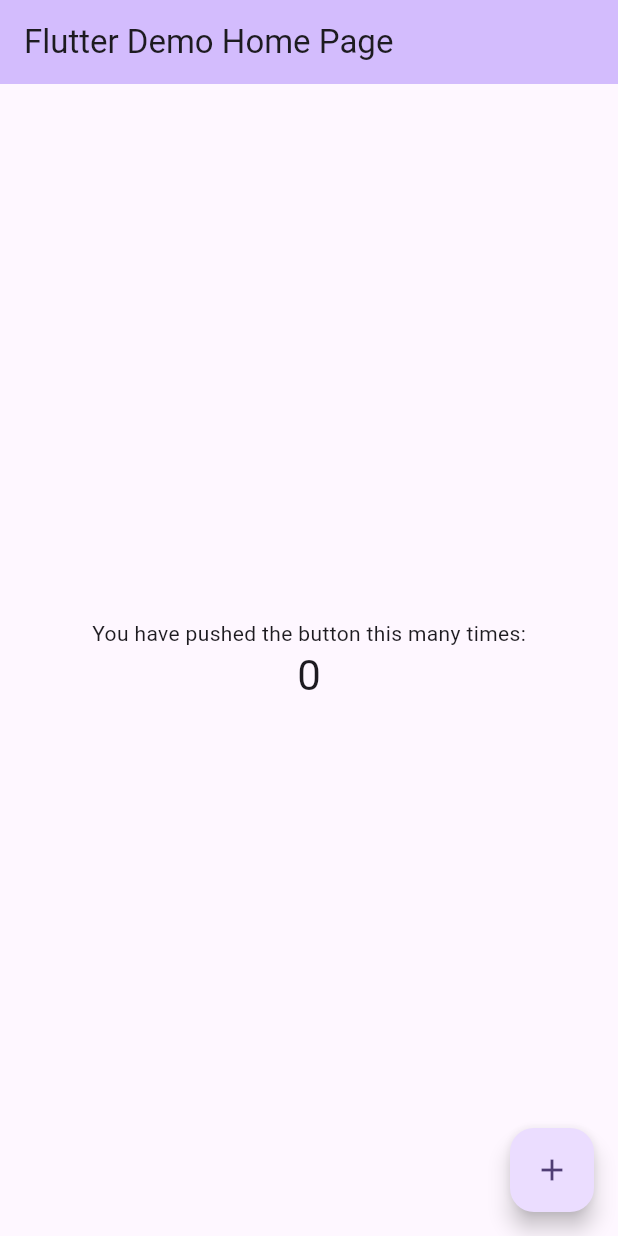
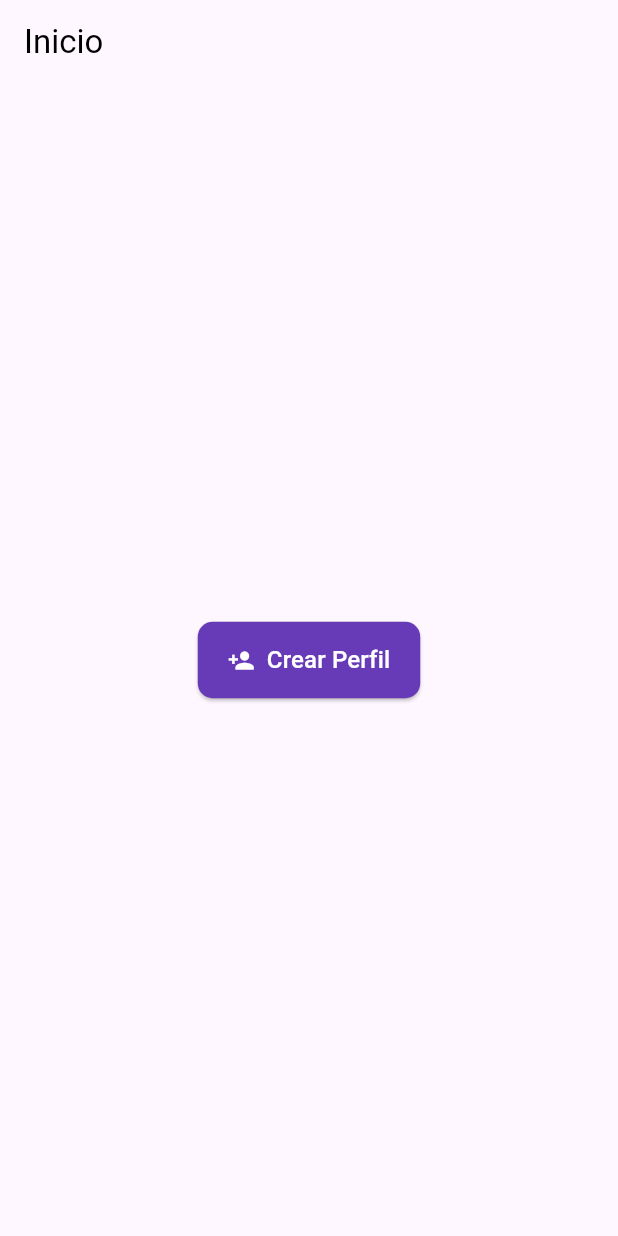
Before and after one commit to PaolaMtzCarrera/user_app, a Flutter app: the screen it shows after launch, on a phone screen of 412 x 824 dp. Run offline on Flutter 3.47's test engine with Material 3 defaults, Android fonts, the phone set to English and light mode, and no system bars.

Commit message:
Creación de Pantalla de inicio, creación de perfil y perfil

```diff
--- a/lib/main.dart
+++ b/lib/main.dart
@@ -1,4 +1,7 @@
 import 'package:flutter/material.dart';
+import 'package:user_app/presentation/screens/home/create_profile_view/create_profile_view.dart';
+import 'package:user_app/presentation/screens/home/home_view/home_view.dart';
+import 'package:user_app/presentation/screens/home/profile_view/profile_view.dart';
 
 void main() {
   runApp(const MyApp());
@@ -7,119 +10,18 @@ void main() {
 class MyApp extends StatelessWidget {
   const MyApp({super.key});
 
-  // This widget is the root of your application.
   @override
   Widget build(BuildContext context) {
     return MaterialApp(
-      title: 'Flutter Demo',
-      theme: ThemeData(
-        // This is the theme of your application.
-        //
-        // TRY THIS: Try running your application with "flutter run". You'll see
-        // the application has a purple toolbar. Then, without quitting the app,
-        // try changing the seedColor in the colorScheme below to Colors.green
-        // and then invoke "hot reload" (save your changes or press the "hot
-        // reload" button in a Flutter-supported IDE, or press "r" if you used
-        // the command line to start the app).
-        //
-        // Notice that the counter didn't reset back to zero; the application
-        // state is not lost during the reload. To reset the state, use hot
-        // restart instead.
-        //
-        // This works for code too, not just values: Most code changes can be
-        // tested with just a hot reload.
-        colorScheme: ColorScheme.fromSeed(seedColor: Colors.deepPurple),
-        useMaterial3: true,
-      ),
-      home: const MyHomePage(title: 'Flutter Demo Home Page'),
+      debugShowCheckedModeBanner: false,
+      title: 'User App',
+      initialRoute: '/',
+      routes: {
+        // ignore: prefer_const_constructors
+        '/': (context) => HomeScreen(),
+        '/createProfile': (context) => const CreateProfileScreen(),
+        '/profile': (context) => const ProfileScreen(),
+      },
     );
   }
 }
-
-class MyHomePage extends StatefulWidget {
-  const MyHomePage({super.key, required this.title});
-
-  // This widget is the home page of your application. It is stateful, meaning
-  // that it has a State object (defined below) that contains fields that affect
-  // how it looks.
-
-  // This class is the configuration for the state. It holds the values (in this
-  // case the title) provided by the parent (in this case the App widget) and
-  // used by the build method of the State. Fields in a Widget subclass are
-  // always marked "final".
-
-  final String title;
-
-  @override
-  State<MyHomePage> createState() => _MyHomePageState();
-}
-
-class _MyHomePageState extends State<MyHomePage> {
-  int _counter = 0;
-
-  void _incrementCounter() {
-    setState(() {
-      // This call to setState tells the Flutter framework that something has
-      // changed in this State, which causes it to rerun the build method below
-      // so that the display can reflect the updated values. If we changed
-      // _counter without calling setState(), then the build method would not be
-      // called again, and so nothing would appear to happen.
-      _counter++;
-    });
-  }
-
-  @override
-  Widget build(BuildContext context) {
-    // This method is rerun every time setState is called, for instance as done
-    // by the _incrementCounter method above.
-    //
-    // The Flutter framework has been optimized to make rerunning build methods
-    // fast, so that you can just rebuild anything that needs updating rather
-    // than having to individually change instances of widgets.
-    return Scaffold(
-      appBar: AppBar(
-        // TRY THIS: Try changing the color here to a specific color (to
-        // Colors.amber, perhaps?) and trigger a hot reload to see the AppBar
-        // change color while the other colors stay the same.
-        backgroundColor: Theme.of(context).colorScheme.inversePrimary,
-        // Here we take the value from the MyHomePage object that was created by
-        // the App.build method, and use it to set our appbar title.
-        title: Text(widget.title),
-      ),
-      body: Center(
-        // Center is a layout widget. It takes a single child and positions it
-        // in the middle of the parent.
-        child: Column(
-          // Column is also a layout widget. It takes a list of children and
-          // arranges them vertically. By default, it sizes itself to fit its
-          // children horizontally, and tries to be as tall as its parent.
-          //
-          // Column has various properties to control how it sizes itself and
-          // how it positions its children. Here we use mainAxisAlignment to
-          // center the children vertically; the main axis here is the vertical
-          // axis because Columns are vertical (the cross axis would be
-          // horizontal).
-          //
-          // TRY THIS: Invoke "debug painting" (choose the "Toggle Debug Paint"
-          // action in the IDE, or press "p" in the console), to see the
-          // wireframe for each widget.
-          mainAxisAlignment: MainAxisAlignment.center,
-          children: <Widget>[
-            const Text(
-              'You have pushed the button this many times:',
-            ),
-            Text(
-              '$_counter',
-              style: Theme.of(context).textTheme.headlineMedium,
-            ),
-          ],
-        ),
-      ),
-      floatingActionButton: FloatingActionButton(
-        onPressed: _incrementCounter,
-        tooltip: 'Increment',
-        child: const Icon(Icons.add),
-      ), // This trailing comma makes auto-formatting nicer for build methods.
-    );
-  }
-}
--- /dev/null
+++ b/lib/presentation/screens/home/home_view/home_view.dart
@@ -0,0 +1,35 @@
+import 'package:flutter/material.dart';
+
+class HomeScreen extends StatelessWidget {
+  const HomeScreen({super.key});
+
+  @override
+  Widget build(BuildContext context) {
+    return Scaffold(
+      appBar: AppBar(
+        title: const Text('Inicio'),
+        foregroundColor: Colors.black,
+        elevation: 0,
+      ),
+      body: Center(
+        child: ElevatedButton.icon(
+          style: ElevatedButton.styleFrom(
+            backgroundColor: Colors.deepPurple,
+            padding: const EdgeInsets.symmetric(vertical: 14, horizontal: 20),
+            shape: RoundedRectangleBorder(
+              borderRadius: BorderRadius.circular(10),
+            ),
+          ),
+          icon: const Icon(Icons.person_add, color: Colors.white),
+          label: const Text(
+            'Crear Perfil',
+            style: TextStyle(color: Colors.white, fontSize: 16),
+          ),
+          onPressed: () {
+            Navigator.pushNamed(context, '/createProfile');
+          },
+        ),
+      ),
+    );
+  }
+}
```
Also changed, not shown: lib/presentation/screens/home/create_profile_view/create_profile_view.dart (added, +88 -0 lines), lib/presentation/screens/home/profile_view/profile_view.dart (added, +54 -0 lines), lib/presentation/widgets/custom_button.dart (added, +37 -0 lines), lib/presentation/widgets/custom_textfield.dart (added, +45 -0 lines).
